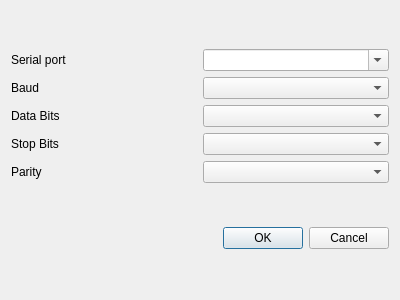
This is forms/settingsmodbusrtu.ui in ExplorerOL/QModbusExplorer as Qt 5 draws it before an edit. The edited form follows.
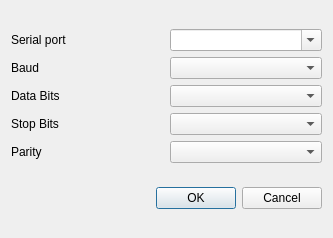
This is the edited form. Icons and pictures are not drawn.

Commit message: Minor changes in user interface.Move from beta versions to normal versions.

The edit to the form file:
```diff
--- a/forms/settingsmodbusrtu.ui
+++ b/forms/settingsmodbusrtu.ui
@@ -6,10 +6,22 @@
    <rect>
     <x>0</x>
     <y>0</y>
-    <width>400</width>
-    <height>300</height>
+    <width>333</width>
+    <height>238</height>
    </rect>
   </property>
+  <property name="minimumSize">
+   <size>
+    <width>333</width>
+    <height>238</height>
+   </size>
+  </property>
+  <property name="maximumSize">
+   <size>
+    <width>333</width>
+    <height>238</height>
+   </size>
+  </property>
   <property name="windowTitle">
    <string>Modbus RTU Settings</string>
   </property>
@@ -25,6 +37,12 @@
     <layout class="QGridLayout" name="gridLayout">
      <item row="0" column="0">
       <widget class="QLabel" name="lblPort">
+       <property name="minimumSize">
+        <size>
+         <width>0</width>
+         <height>0</height>
+        </size>
+       </property>
        <property name="text">
         <string>Serial port</string>
        </property>
```
Left out of the diff: 4 changed lines with no effect on the pictures. The commit also changes 7 other files.
